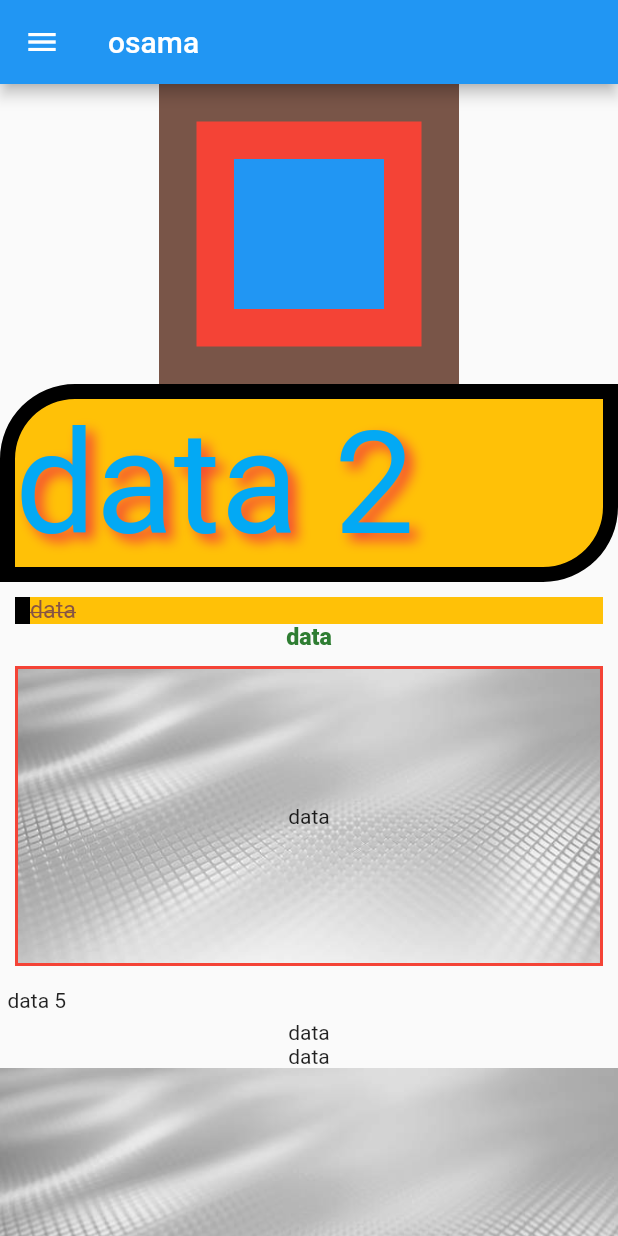
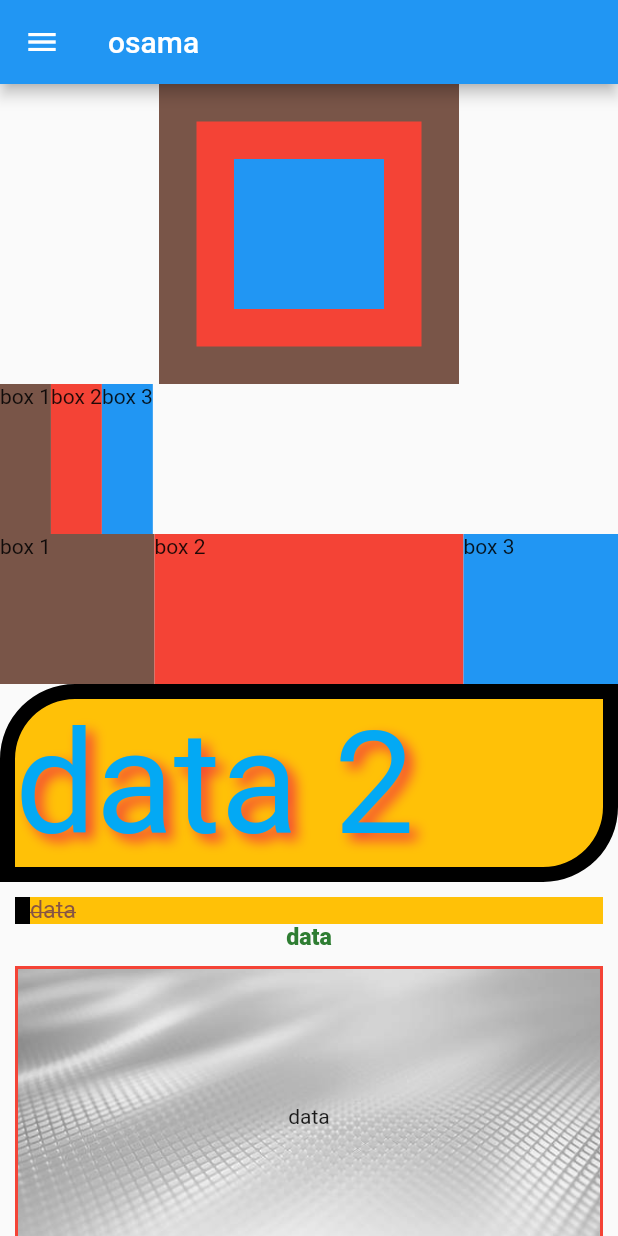
Before and after one commit to OsamaAlmamri/LearnFlutter, a Flutter app: the screen it shows after launch, on a phone screen of 412 x 824 dp. Run offline on Flutter 3.47's test engine with Material 2 defaults, Android fonts, the light colour scheme and no system bars.

Commit message:
Expanded

```diff
--- a/lib/main.dart
+++ b/lib/main.dart
@@ -72,6 +72,18 @@ class HomePage extends StatelessWidget {
             Container(color:Colors.brown ,width: 200, height: 200,),
             Container(color:Colors.red ,width: 150, height: 150,),
             Container(color:Colors.blue ,width: 100, height: 100,),
+          ],),  Row(
+            children: [
+            Container(child: Text("box 1"), color:Colors.brown , height: 100,),
+            Container(child: Text("box 2"),color:Colors.red , height: 100,),
+            Container(child: Text("box 3"),color:Colors.blue , height: 100,),
+          ],), Row(
+            children: [
+              Expanded(
+                flex: 1,
+                child: Container(child: Text("box 1"), color:Colors.brown , height: 100,)),
+           Expanded(flex: 2, child: Container(child: Text("box 2"),color:Colors.red , height: 100,)),
+            Expanded(flex: 1,child: Container(child: Text("box 3"),color:Colors.blue , height: 100,)),
           ],),
           Container(
             width: double.infinity,
```
